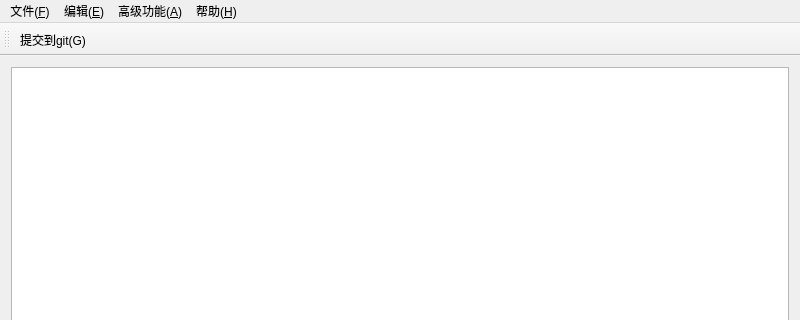
The window that mainwindow.ui (ziqiangxu/editor) describes before a commit, drawn with Qt 5; both pictures show x 0 to 800 and y 0 to 320 of the 800 by 600 pixel window.
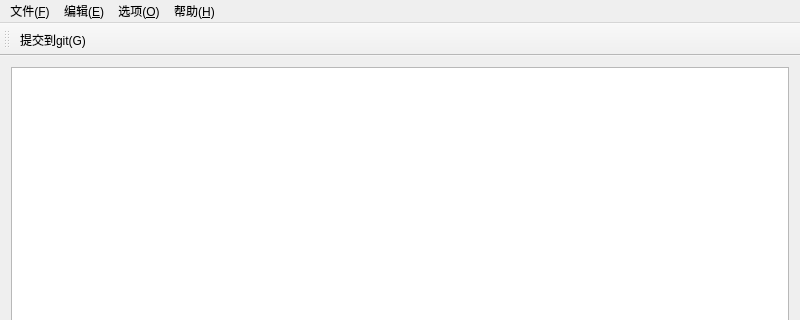
The same window after the commit. Icons and pictures are not drawn.

The edit to the form file:
```diff
--- a/mainwindow.ui
+++ b/mainwindow.ui
@@ -58,7 +58,7 @@
    </widget>
    <widget class="QMenu" name="menu_A">
     <property name="title">
-     <string>高级功能(&amp;A)</string>
+     <string>选项(&amp;O)</string>
     </property>
     <addaction name="action_Commit"/>
    </widget>
```
Left out of the diff: 74 changed lines with no effect on the pictures.
